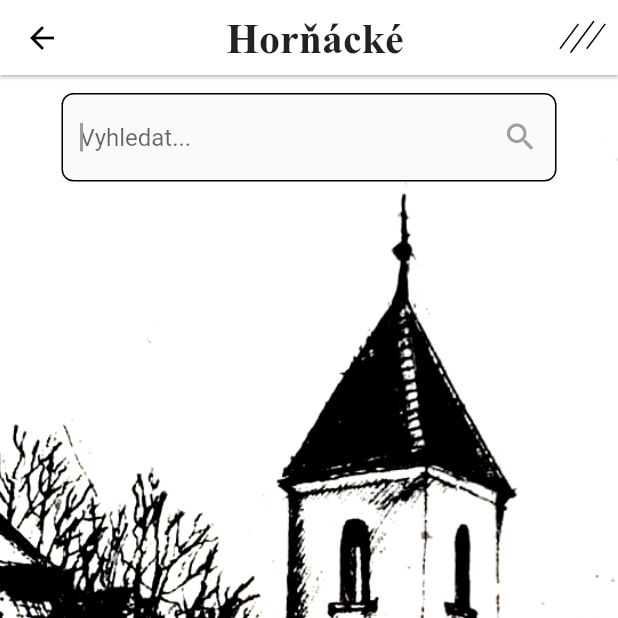
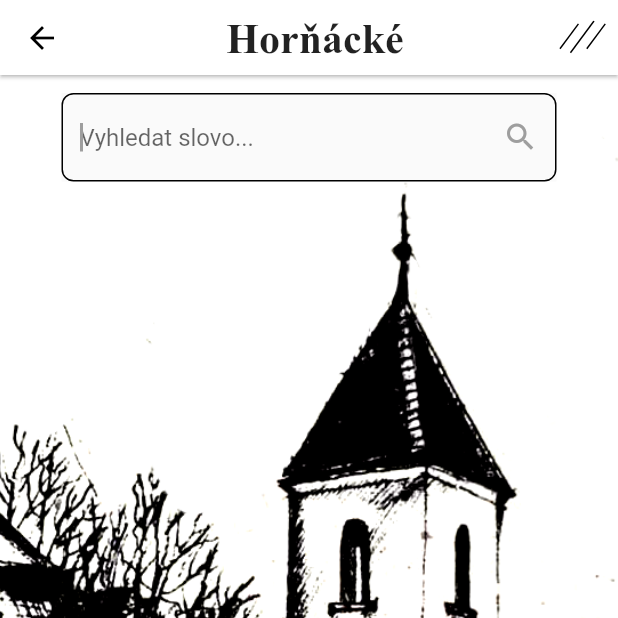
Before and after one commit to MartinMacek/hornacke, a Flutter app: the SearchPage screen opened directly, on a phone screen of 412 x 824 dp, the top half of it. Run offline on Flutter 3.47's test engine with Material 2 defaults, Android fonts, the phone set to English and light mode, and no system bars; our stand-ins replace flutter_html, flutter_svg, video_player; network calls fail; Roboto replaces fonts that are missing (Metropolis).

Commit message:
working search

```diff
--- /dev/null
+++ b/hornacke/lib/models/song-model.dart
@@ -0,0 +1,17 @@
+class Song {
+  final String title;
+  final String lyrics;
+  final String type;
+  final String video;
+
+  Song({this.title, this.lyrics, this.type, this.video});
+
+  factory Song.fromJson(Map<String, dynamic> json) {
+    return Song(
+      title: json['song_title'],
+      lyrics: json['lyrics'],
+      type: json['song_type'],
+      video: json['video'],
+    );
+  }
+}
--- a/hornacke/lib/screens/search-screen.dart
+++ b/hornacke/lib/screens/search-screen.dart
@@ -1,5 +1,10 @@
+import 'dart:convert';
+
 import 'package:flutter/material.dart';
 import 'package:hornacke/components/detail-appbar.dart';
+import 'package:hornacke/components/search-result.dart';
+import 'package:hornacke/models/song-model.dart';
+import 'package:http/http.dart' as http;
 
 class SearchPage extends StatefulWidget {
   @override
@@ -7,6 +12,45 @@ class SearchPage extends StatefulWidget {
 }
 
 class _SearchPageState extends State<SearchPage> {
+  // search filter - https://hornacke.8u.cz/wp-json/wp/v2/songs?filter[meta_key]=lyrics&filter[meta_compare]=LIKE&filter[meta_value]=martin
+
+  List<Song> futureSongs;
+  String _keyword;
+
+  final _controller = TextEditingController();
+
+  List<Song> parseSongs(String responseBody) {
+    final parsed = jsonDecode(responseBody).cast<Map<String, dynamic>>();
+    return parsed.map<Song>((json) => Song.fromJson(json)).toList();
+  }
+
+  void fetchSongs(String keyword) async {
+    setState(() {
+      futureSongs = null;
+    });
+
+    if (keyword == null || keyword.length < 3) {
+      setState(() {
+        _keyword = null;
+      });
+      return;
+    }
+
+    final response = await http.get(
+        "https://hornacke.8u.cz/wp-json/wp/v2/songs?filter[meta_key]=lyrics&filter[meta_compare]=LIKE&filter[meta_value]=$keyword");
+
+    print(response.statusCode);
+    if (response.statusCode == 200) {
+      setState(() {
+        _keyword = keyword;
+        futureSongs = parseSongs(response.body);
+      });
+      //return parseSongs(response.body);
+    } else {
+      throw Exception('Failed to load songs');
+    }
+  }
+
   @override
   Widget build(BuildContext context) {
     return Scaffold(
@@ -14,34 +58,69 @@ class _SearchPageState extends State<SearchPage> {
       body: Container(
         decoration: BoxDecoration(
           image: DecorationImage(
-            image: AssetImage("assets/images/zvonica.png"),
-            fit: BoxFit.cover,
-            alignment: Alignment.topCenter
-          ),
+              image: AssetImage("assets/images/zvonica.png"),
+              fit: BoxFit.cover,
+              alignment: Alignment.topCenter),
         ),
         child: Column(
           children: [
             Padding(
-              padding: const EdgeInsets.symmetric(horizontal: 41.0, vertical: 12.0),
+              padding:
+                  const EdgeInsets.symmetric(horizontal: 41.0, vertical: 12.0),
               child: Hero(
                 tag: "search",
                 child: Material(
                   child: TextField(
                     autocorrect: false,
                     autofocus: true,
+                    controller: _controller,
+                    onSubmitted: (val) {
+                      fetchSongs(val);
+                    },
                     decoration: InputDecoration(
                         focusedBorder: OutlineInputBorder(
-                            borderSide: BorderSide(color: Colors.black, width: 1.0),
+                            borderSide:
+                                BorderSide(color: Colors.black, width: 1.0),
                             borderRadius: BorderRadius.circular(8)),
                         enabledBorder: OutlineInputBorder(
-                            borderSide: BorderSide(color: Colors.black54, width: 1.0),
+                            borderSide:
+                                BorderSide(color: Colors.black54, width: 1.0),
                             borderRadius: BorderRadius.circular(8)),
-                        hintText: 'Vyhledat...',
-                        suffixIcon: Icon(Icons.search_outlined)),
+                        hintText: 'Vyhledat slovo...',
+                        suffixIcon: IconButton(
+                          icon: Icon(Icons.search_outlined),
+                          onPressed: () {
+                            fetchSongs(_controller.text);
+                          },
+                        )),
                   ),
                 ),
               ),
             ),
+            if (futureSongs != null &&
+                futureSongs.isNotEmpty &&
+                futureSongs.length > 0)
+              Padding(
+                padding: const EdgeInsets.all(8.0),
+                child: Card(
+                  color: Colors.white,
+                  child: Padding(
+                    padding: const EdgeInsets.all(8.0),
+                    child: Column(
+                      children: [
+                        Column(
+                          children: futureSongs
+                              .map((val) =>
+                                  SearchResult(val.title, val.lyrics, _keyword))
+                              .toList(),
+                        )
+                      ],
+                    ),
+                  ),
+                ),
+              )
+            else if (_keyword != null && _keyword.isNotEmpty)
+              Text("Žádný výsledek")
           ],
         ),
       ),
```
Also changed, not shown: hornacke/lib/components/search-result.dart (added, +50 -0 lines), hornacke/lib/screens/home-screen.dart (+3 -18 lines).
